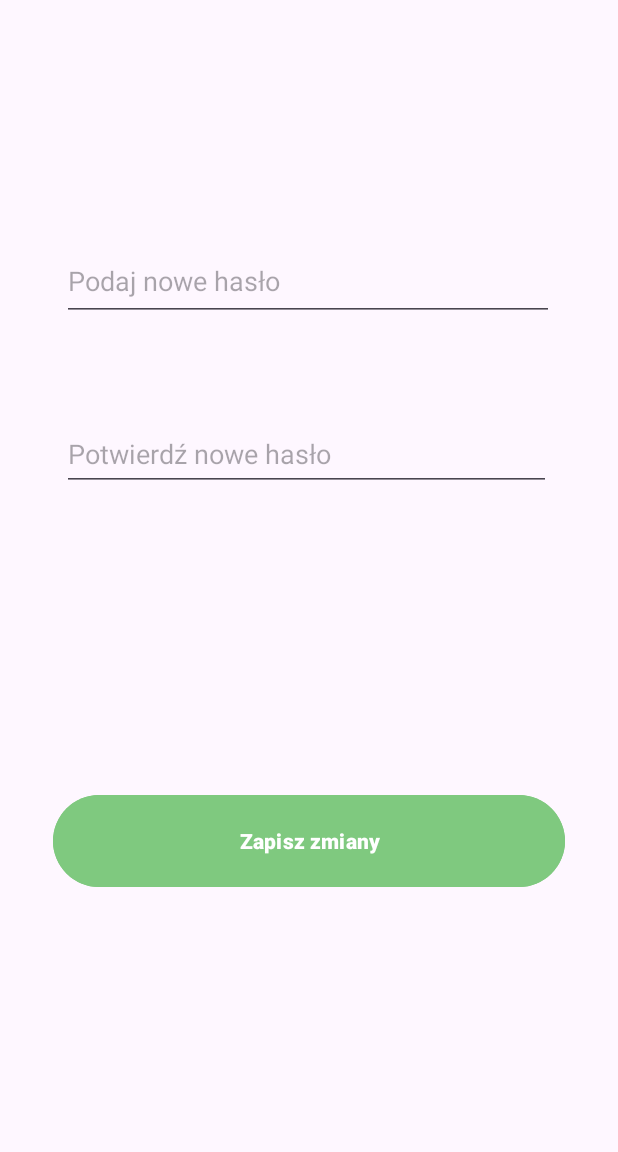
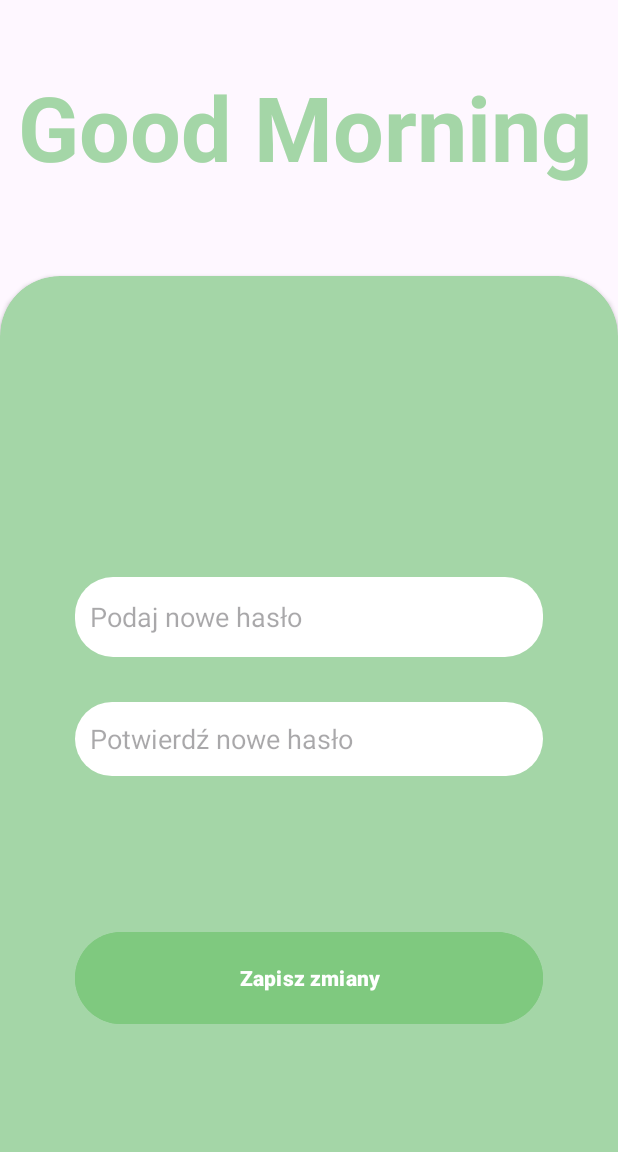
Before and after one commit to 38039/Healthy-Mornings-Android, an Android app: the fragment PasswordEditFragment placed in its activity, on a phone screen of 412 x 824 dp, the part 84-1236 px from its top. Run offline under Robolectric (Android 15) with nearby library versions, the phone set to English and light mode, and no system bars; 2 statements that could not run were skipped.

Commit message:
zmiana activity password edit

```diff
--- a/app/src/main/res/layout/activity_password_edit.xml
+++ b/app/src/main/res/layout/activity_password_edit.xml
@@ -5,45 +5,72 @@
     android:layout_width="match_parent"
     android:layout_height="match_parent">
 
+    <TextView
+        android:id="@+id/title4"
+        android:layout_width="wrap_content"
+        android:layout_height="wrap_content"
+        android:text="Good Morning"
+        android:textColor="@color/title"
+        android:textSize="60sp"
+        android:textStyle="bold"
+        app:layout_constraintBottom_toBottomOf="parent"
+        app:layout_constraintEnd_toEndOf="parent"
+        app:layout_constraintHorizontal_bias="0.407"
+        app:layout_constraintStart_toStartOf="parent"
+        app:layout_constraintTop_toTopOf="parent"
+        app:layout_constraintVertical_bias="0.064" />
+
+    <androidx.cardview.widget.CardView
+        android:id="@+id/formCard"
+        android:layout_width="0dp"
+        android:layout_height="700dp"
+        android:layout_marginTop="300dp"
+        app:cardBackgroundColor="@color/object"
+        app:cardCornerRadius="40dp"
+        app:layout_constraintBottom_toBottomOf="parent"
+        app:layout_constraintEnd_toEndOf="parent"
+        app:layout_constraintStart_toStartOf="parent"
+        app:layout_constraintTop_toTopOf="parent">
+
+        <LinearLayout
+            android:layout_width="match_parent"
+            android:layout_height="match_parent"
+            android:gravity="center"
+            android:orientation="vertical"
+            android:padding="50dp">
+
             <EditText
                 android:id="@+id/passwordEditText"
-        android:layout_width="328dp"
+                android:layout_width="match_parent"
                 android:layout_height="53dp"
+                android:layout_marginTop="4dp"
+                android:background="@drawable/rounded"
                 android:ems="10"
                 android:hint="Podaj nowe hasło"
                 android:inputType="textPassword"
-        app:layout_constraintBottom_toBottomOf="parent"
-        app:layout_constraintEnd_toEndOf="parent"
-        app:layout_constraintHorizontal_bias="0.493"
-        app:layout_constraintStart_toStartOf="parent"
-        app:layout_constraintTop_toTopOf="parent"
-        app:layout_constraintVertical_bias="0.225" />
+                android:padding="10dp" />
 
             <EditText
                 android:id="@+id/passwordConfirmEditText"
-        android:layout_width="326dp"
+                android:layout_width="match_parent"
                 android:layout_height="49dp"
+                android:layout_marginTop="30dp"
+                android:background="@drawable/rounded"
                 android:ems="10"
                 android:hint="Potwierdź nowe hasło"
                 android:inputType="textPassword"
-        app:layout_constraintBottom_toBottomOf="parent"
-        app:layout_constraintEnd_toEndOf="parent"
-        app:layout_constraintHorizontal_bias="0.482"
-        app:layout_constraintStart_toStartOf="parent"
-        app:layout_constraintTop_toTopOf="parent"
-        app:layout_constraintVertical_bias="0.387" />
+                android:padding="10dp" />
 
             <Button
                 android:id="@+id/changePasswordButton"
-        android:layout_width="341dp"
+                android:layout_width="match_parent"
                 android:layout_height="69dp"
+                android:layout_marginTop="100dp"
                 android:backgroundTint="@color/button"
                 android:onClick="onChangePasswordButtonClick"
                 android:text="Zapisz zmiany"
-        android:textStyle="bold"
-        app:layout_constraintBottom_toBottomOf="parent"
-        app:layout_constraintEnd_toEndOf="parent"
-        app:layout_constraintStart_toStartOf="parent"
-        app:layout_constraintTop_toTopOf="parent"
-        app:layout_constraintVertical_bias="0.753" />
+                android:textStyle="bold" />
+        </LinearLayout>
+    </androidx.cardview.widget.CardView>
+
 </androidx.constraintlayout.widget.ConstraintLayout>
```
Lines whose indentation alone changed are shown as unchanged.
